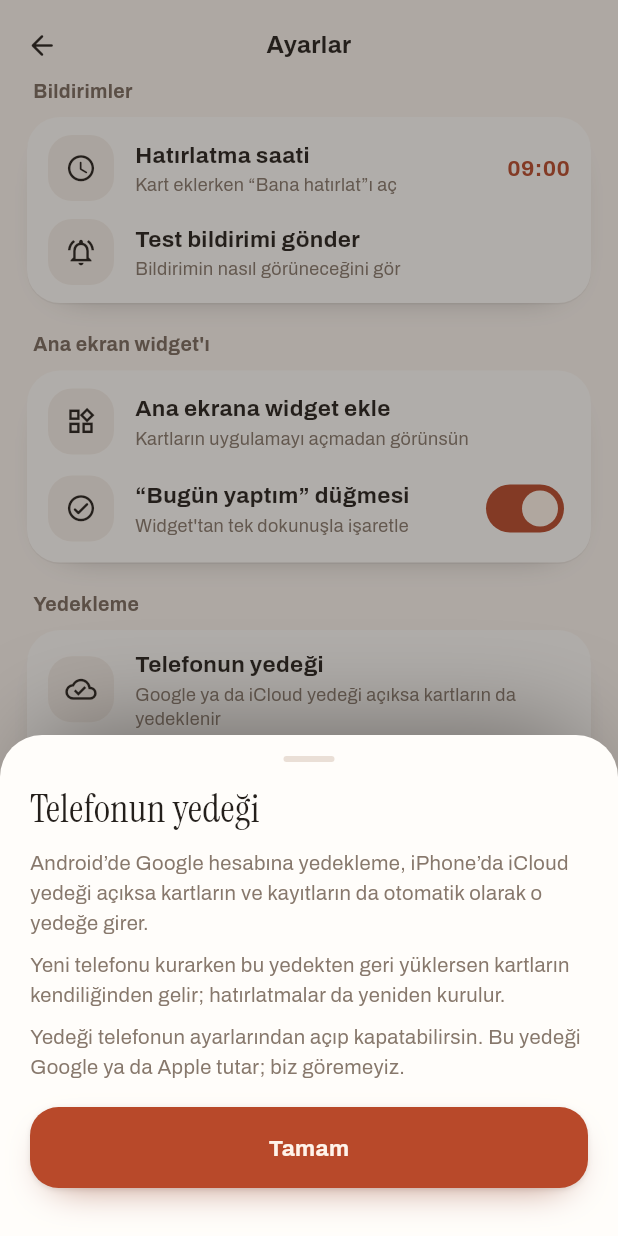
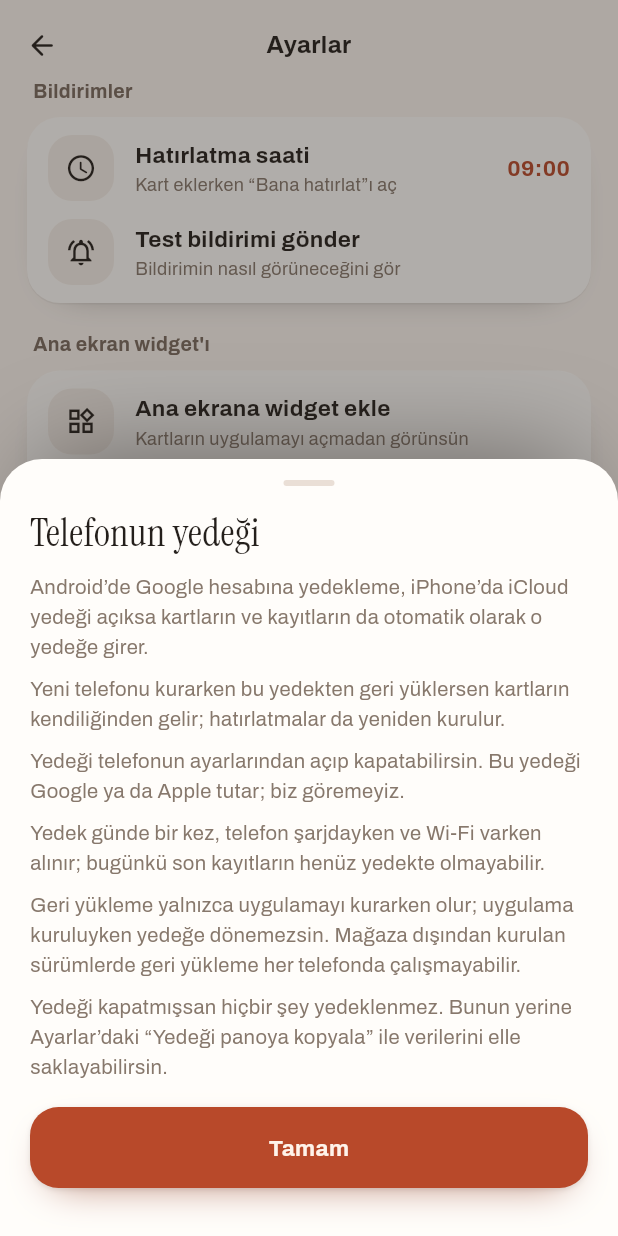
Before and after one commit to ebaykara/kacgunoldu, a Flutter app: the SettingsScreen widget shown alone on an empty page, opened directly with empty values, scrolled down 576 dp, after a tap on "Telefonun yedeği", on a phone screen of 412 x 824 dp. Run offline on Flutter 3.47's test engine with Material 3 defaults, Android fonts, the phone set to English and light mode, and no system bars; our stand-ins replace flutter_local_notifications, flutter_timezone, share_plus, shared_preferences, timezone; accounts and stored records are empty.

Commit message:
Backup info sheet: explain timing, restore-only-at-install and manual fallback
Co-Authored-By: Claude Sonnet 5 <noreply@anthropic.com>

```diff
--- a/lib/screens/settings_screen.dart
+++ b/lib/screens/settings_screen.dart
@@ -124,6 +124,14 @@ class SettingsScreen extends StatelessWidget {
                 'kendiliğinden gelir; hatırlatmalar da yeniden kurulur.',
             'Yedeği telefonun ayarlarından açıp kapatabilirsin. Bu yedeği '
                 'Google ya da Apple tutar; biz göremeyiz.',
+            'Yedek günde bir kez, telefon şarjdayken ve Wi-Fi varken alınır; '
+                'bugünkü son kayıtların henüz yedekte olmayabilir.',
+            'Geri yükleme yalnızca uygulamayı kurarken olur; uygulama '
+                'kuruluyken yedeğe dönemezsin. Mağaza dışından kurulan '
+                'sürümlerde geri yükleme her telefonda çalışmayabilir.',
+            'Yedeği kapatmışsan hiçbir şey yedeklenmez. Bunun yerine '
+                'Ayarlar’daki “Yedeği panoya kopyala” ile verilerini elle '
+                'saklayabilirsin.',
           ])
             Padding(
               padding: const EdgeInsets.only(bottom: Space.s8),
```
